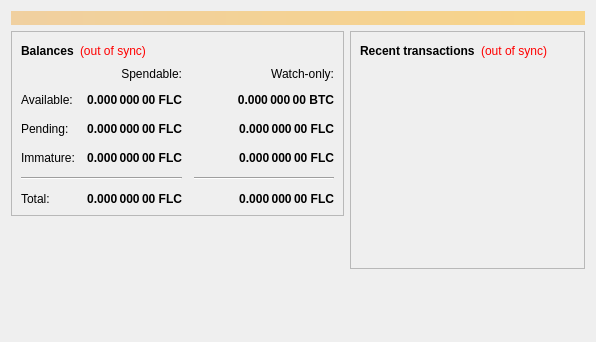
The window that src/qt/forms/overviewpage.ui (nguyenductai/flashcoin) describes before a commit, drawn with Qt 5.
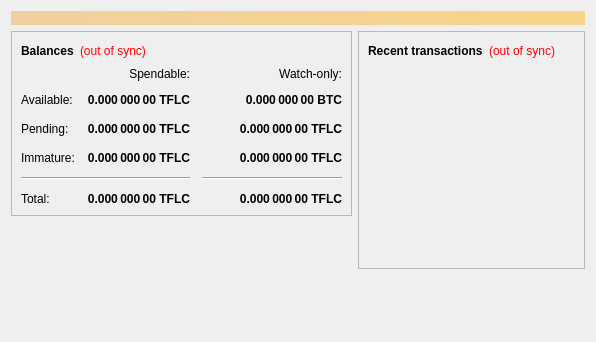
The same window after the commit.

What changed in the file:
```diff
--- a/src/qt/forms/overviewpage.ui
+++ b/src/qt/forms/overviewpage.ui
@@ -112,7 +112,7 @@
                <string>Unconfirmed transactions to watch-only addresses</string>
               </property>
               <property name="text">
-               <string notr="true">0.000 000 00 FLC</string>
+               <string notr="true">0.000 000 00 TFLC</string>
               </property>
               <property name="alignment">
                <set>Qt::AlignRight|Qt::AlignTrailing|Qt::AlignVCenter</set>
@@ -137,7 +137,7 @@
                <string>Total of transactions that have yet to be confirmed, and do not yet count toward the spendable balance</string>
               </property>
               <property name="text">
-               <string notr="true">0.000 000 00 FLC</string>
+               <string notr="true">0.000 000 00 TFLC</string>
               </property>
               <property name="alignment">
                <set>Qt::AlignRight|Qt::AlignTrailing|Qt::AlignVCenter</set>
@@ -162,7 +162,7 @@
                <string>Mined balance in watch-only addresses that has not yet matured</string>
               </property>
               <property name="text">
-               <string notr="true">0.000 000 00 FLC</string>
+               <string notr="true">0.000 000 00 TFLC</string>
               </property>
               <property name="alignment">
                <set>Qt::AlignRight|Qt::AlignTrailing|Qt::AlignVCenter</set>
@@ -220,7 +220,7 @@
                <string>Mined balance that has not yet matured</string>
               </property>
               <property name="text">
-               <string notr="true">0.000 000 00 FLC</string>
+               <string notr="true">0.000 000 00 TFLC</string>
               </property>
               <property name="alignment">
                <set>Qt::AlignRight|Qt::AlignTrailing|Qt::AlignVCenter</set>
@@ -265,7 +265,7 @@
                <string>Your current total balance</string>
               </property>
               <property name="text">
-               <string notr="true">0.000 000 00 FLC</string>
+               <string notr="true">0.000 000 00 TFLC</string>
               </property>
               <property name="alignment">
                <set>Qt::AlignRight|Qt::AlignTrailing|Qt::AlignVCenter</set>
@@ -290,7 +290,7 @@
                <string>Current total balance in watch-only addresses</string>
               </property>
               <property name="text">
-               <string notr="true">0.000 000 00 FLC</string>
+               <string notr="true">0.000 000 00 TFLC</string>
               </property>
               <property name="alignment">
                <set>Qt::AlignRight|Qt::AlignTrailing|Qt::AlignVCenter</set>
@@ -332,7 +332,7 @@
                <string>Your current spendable balance</string>
               </property>
               <property name="text">
-               <string notr="true">0.000 000 00 FLC</string>
+               <string notr="true">0.000 000 00 TFLC</string>
               </property>
               <property name="alignment">
                <set>Qt::AlignRight|Qt::AlignTrailing|Qt::AlignVCenter</set>
```
